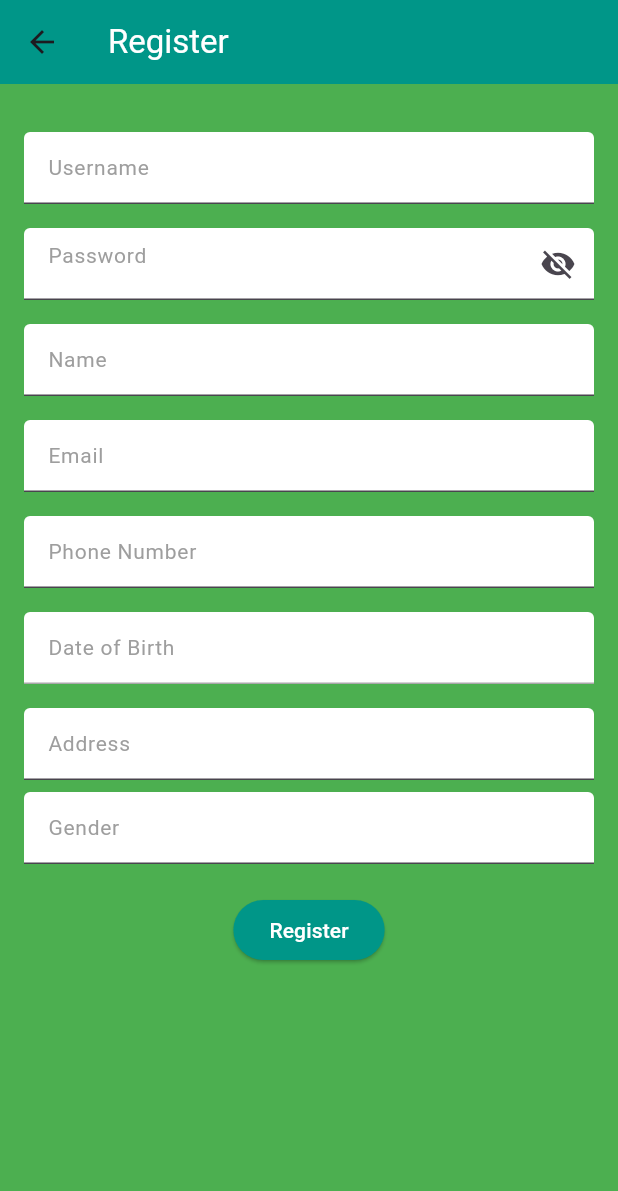
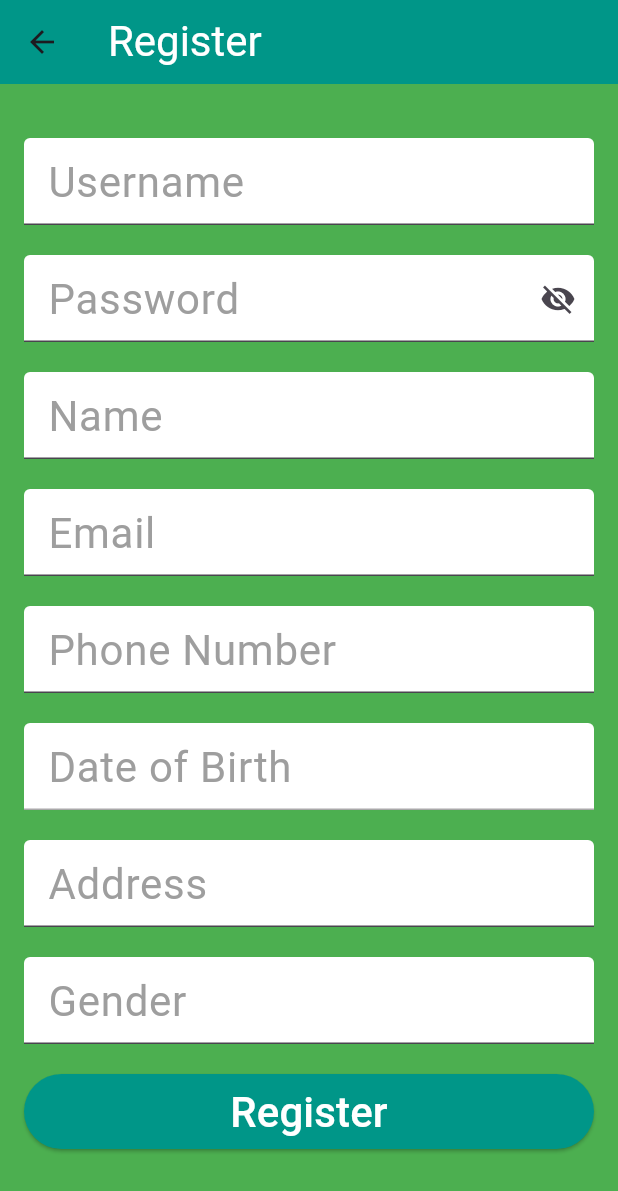
Before and after one commit to dunzeldee122/SimpleLoginWithDatabase, a Flutter app: the screen it shows after launch, after a tap on "Register", on a phone screen of 412 x 824 dp. Shown: the top 1191 px of the screen. Run offline on Flutter 3.47's test engine with Material 3 defaults, Android fonts, the phone set to English and light mode, and no system bars; our stand-ins replace shared_preferences, sqflite; accounts and stored records are empty.

Commit message:
group4 activity on login with database

```diff
--- a/lib/login.dart
+++ b/lib/login.dart
@@ -1,6 +1,6 @@
 import 'package:flutter/material.dart';
 import 'database.dart';
-import 'home.dart'; // Import HomeScreen
+import 'home.dart';
 import 'register.dart';
 
 class LoginScreen extends StatefulWidget {
@@ -56,8 +56,7 @@ class _LoginScreenState extends State<LoginScreen> {
     return Scaffold(
       appBar: AppBar(
         backgroundColor: Colors.teal,
-        title: const Text('Login',
-            style: TextStyle(color: Colors.white)),
+        title: const Text('Login', style: TextStyle(color: Colors.white, fontSize: 28.0)),
       ),
       backgroundColor: Colors.green, // Set the background color of the entire app
       body: Padding(
@@ -73,7 +72,7 @@ class _LoginScreenState extends State<LoginScreen> {
                   padding: const EdgeInsets.symmetric(horizontal: 8.0),
                   child: TextField(
                     controller: _usernameController,
-                    style: const TextStyle(color: Colors.black),
+                    style: const TextStyle(color: Colors.black, fontSize: 28.0),
                     decoration: const InputDecoration(
                       hintText: 'Username',
                       hintStyle: TextStyle(color: Colors.grey),
@@ -92,7 +91,7 @@ class _LoginScreenState extends State<LoginScreen> {
                   padding: const EdgeInsets.symmetric(horizontal: 8.0),
                   child: TextField(
                     controller: _passwordController,
-                    style: const TextStyle(color: Colors.black),
+                    style: const TextStyle(color: Colors.black, fontSize: 28.0),
                     decoration: InputDecoration(
                       hintText: 'Password',
                       hintStyle: const TextStyle(color: Colors.grey),
@@ -114,21 +113,23 @@ class _LoginScreenState extends State<LoginScreen> {
                 ),
               ),
             ),
-            const SizedBox(height: 20),
+            const SizedBox(height: 30),//space
             ElevatedButton(
               onPressed: _login,
               style: ElevatedButton.styleFrom(
                 backgroundColor: Colors.teal,
+                minimumSize: Size(double.infinity, 50),//widening
               ),
               child: const Text(
                 'Login',
-                style: TextStyle(color: Colors.white),
+                style: TextStyle(color: Colors.white, fontSize: 28.0),//button height
               ),
             ),
-            const SizedBox(height: 10),
+
+            const SizedBox(height: 10),//space
             ElevatedButton(
               onPressed: () {
-                // Register button
+
                 Navigator.push(
                   context,
                   MaterialPageRoute(builder: (context) => RegisterScreen(databaseHelper: widget.databaseHelper)),
@@ -136,12 +137,14 @@ class _LoginScreenState extends State<LoginScreen> {
               },
               style: ElevatedButton.styleFrom(
                 backgroundColor: Colors.teal,
+                minimumSize: Size(double.infinity, 50), //widening
               ),
               child: const Text(
                 'Register',
-                style: TextStyle(color: Colors.white),
+                style: TextStyle(color: Colors.white, fontSize: 28.0),//button height
               ),
             ),
+
           ],
         ),
       ),
--- a/lib/register.dart
+++ b/lib/register.dart
@@ -20,7 +20,7 @@ class _RegisterScreenState extends State<RegisterScreen> {
   DateTime? _selectedDate;
 
   bool _passwordVisible = false; // Variable for password visibility
-  bool _registerPressed = false; // Track whether register button is pressed as the variable name suggest, yeah
+  bool _registerPressed = false; // Track if register button is pressed as the variable name says,so yeah
 
   // Map to track field validation errors
   final Map<String, String> _errors = {};
@@ -70,7 +70,7 @@ class _RegisterScreenState extends State<RegisterScreen> {
     return Scaffold(
       appBar: AppBar(
         backgroundColor: Colors.teal,
-        title: const Text('Register', style: TextStyle(color: Colors.white)),
+        title: const Text('Register', style: TextStyle(color: Colors.white,fontSize: 28.0)),
       ),
       backgroundColor: Colors.green,
       body: SingleChildScrollView(
@@ -80,10 +80,10 @@ class _RegisterScreenState extends State<RegisterScreen> {
             mainAxisAlignment: MainAxisAlignment.center,
             crossAxisAlignment: CrossAxisAlignment.start,
             children: [
-              const SizedBox(height: 16.0),
+              const SizedBox(height: 20.0),
               TextFormField(
                 controller: _usernameController,
-                style: const TextStyle(color: Colors.black, fontSize: 14.0),
+                style: const TextStyle(color: Colors.black, fontSize: 28.0),
                 decoration: InputDecoration(
                   filled: true,
                   fillColor: Colors.white,
@@ -92,10 +92,10 @@ class _RegisterScreenState extends State<RegisterScreen> {
                   errorText: _errors.containsKey('username') ? 'Field cannot be empty' : null,
                 ),
               ),
-              const SizedBox(height: 16.0),
+              const SizedBox(height: 20.0),
               TextFormField(
                 controller: _passwordController,
-                style: const TextStyle(color: Colors.black, fontSize: 14.0),
+                style: const TextStyle(color: Colors.black, fontSize: 28.0),
                 decoration: InputDecoration(
                   filled: true,
                   fillColor: Colors.white,
@@ -113,10 +113,10 @@ class _RegisterScreenState extends State<RegisterScreen> {
                 ),
                 obscureText: !_passwordVisible,
               ),
-              const SizedBox(height: 16.0),
+              const SizedBox(height: 20.0),
               TextFormField(
                 controller: _nameController,
-                style: const TextStyle(color: Colors.black, fontSize: 14.0),
+                style: const TextStyle(color: Colors.black, fontSize: 28.0),
                 decoration: InputDecoration(
                   filled: true,
                   fillColor: Colors.white,
@@ -125,10 +125,10 @@ class _RegisterScreenState extends State<RegisterScreen> {
                   errorText: _errors.containsKey('name') ? 'Field cannot be empty' : null,
                 ),
               ),
-              const SizedBox(height: 16.0),
+              const SizedBox(height: 20.0),
               TextFormField(
                 controller: _emailController,
-                style: const TextStyle(color: Colors.black, fontSize: 14.0),
+                style: const TextStyle(color: Colors.black, fontSize: 28.0),
                 decoration: InputDecoration(
                   filled: true,
                   fillColor: Colors.white,
@@ -137,10 +137,10 @@ class _RegisterScreenState extends State<RegisterScreen> {
                   errorText: _errors.containsKey('email') ? 'Field cannot be empty' : null,
                 ),
               ),
-              const SizedBox(height: 16.0),
+              const SizedBox(height: 20.0),
               TextFormField(
                 controller: _phoneNumberController,
-                style: const TextStyle(color: Colors.black, fontSize: 14.0),
+                style: const TextStyle(color: Colors.black, fontSize: 28.0),
                 decoration: InputDecoration(
                   filled: true,
                   fillColor: Colors.white,
@@ -149,7 +149,7 @@ class _RegisterScreenState extends State<RegisterScreen> {
                   errorText: _errors.containsKey('phoneNumber') ? 'Field cannot be empty' : null,
                 ),
               ),
-              const SizedBox(height: 16.0),
+              const SizedBox(height: 20.0),
               InkWell(
                 onTap: () => _selectDate(context),
                 child: AbsorbPointer(
@@ -161,7 +161,7 @@ class _RegisterScreenState extends State<RegisterScreen> {
                           ? '${_selectedDate!.month}/${_selectedDate!.day}/${_selectedDate!.year}'
                           : null,
                     ),
-                    style: const TextStyle(color: Colors.black, fontSize: 14.0),
+                    style: const TextStyle(color: Colors.black, fontSize: 28.0),
                     decoration: InputDecoration(
                       filled: true,
                       fillColor: Colors.white,
@@ -174,10 +174,10 @@ class _RegisterScreenState extends State<RegisterScreen> {
                   ),
                 ),
               ),
-              const SizedBox(height: 16.0),
+              const SizedBox(height: 20.0),
               TextFormField(
                 controller: _addressController,
-                style: const TextStyle(color: Colors.black, fontSize: 14.0),
+                style: const TextStyle(color: Colors.black, fontSize: 28.0),
                 decoration: InputDecoration(
                   filled: true,
                   fillColor: Colors.white,
@@ -186,10 +186,10 @@ class _RegisterScreenState extends State<RegisterScreen> {
                   errorText: _errors.containsKey('address') ? 'Field cannot be empty' : null,
                 ),
               ),
-              const SizedBox(height: 8.0),
+              const SizedBox(height: 20.0),
               TextFormField(
                 controller: _genderController,
-                style: const TextStyle(color: Colors.black, fontSize: 14.0),
+                style: const TextStyle(color: Colors.black, fontSize: 28.0),
                 decoration: InputDecoration(
                   filled: true,
                   fillColor: Colors.white,
@@ -198,7 +198,7 @@ class _RegisterScreenState extends State<RegisterScreen> {
                   errorText: _errors.containsKey('gender') ? 'Field cannot be empty' : null,
                 ),
               ),
-              const SizedBox(height: 20.0),
+              const SizedBox(height: 20.0),//space
               Center(
                 child: ElevatedButton(
                   onPressed: () {
@@ -209,10 +209,11 @@ class _RegisterScreenState extends State<RegisterScreen> {
                   },
                   style: ElevatedButton.styleFrom(
                     backgroundColor: Colors.teal,
+                    minimumSize: Size(double.infinity, 50),//widening
                   ),
                   child: const Text(
                     'Register',
-                    style: TextStyle(color: Colors.white),
+                    style: TextStyle(color: Colors.white, fontSize: 28.0),//height
                   ),
                 ),
               ),
@@ -255,7 +256,7 @@ class _RegisterScreenState extends State<RegisterScreen> {
           _errors['username'] = 'Field cannot be empty';
         }
         if (!_validateField('password', _passwordController)) {
-          // Password error messages are handled in _validateField method
+
         }
         if (!_validateField('name', _nameController)) {
           _errors['name'] = 'Field cannot be empty';
```
Also changed, not shown: lib/home.dart (+28 -51 lines).
